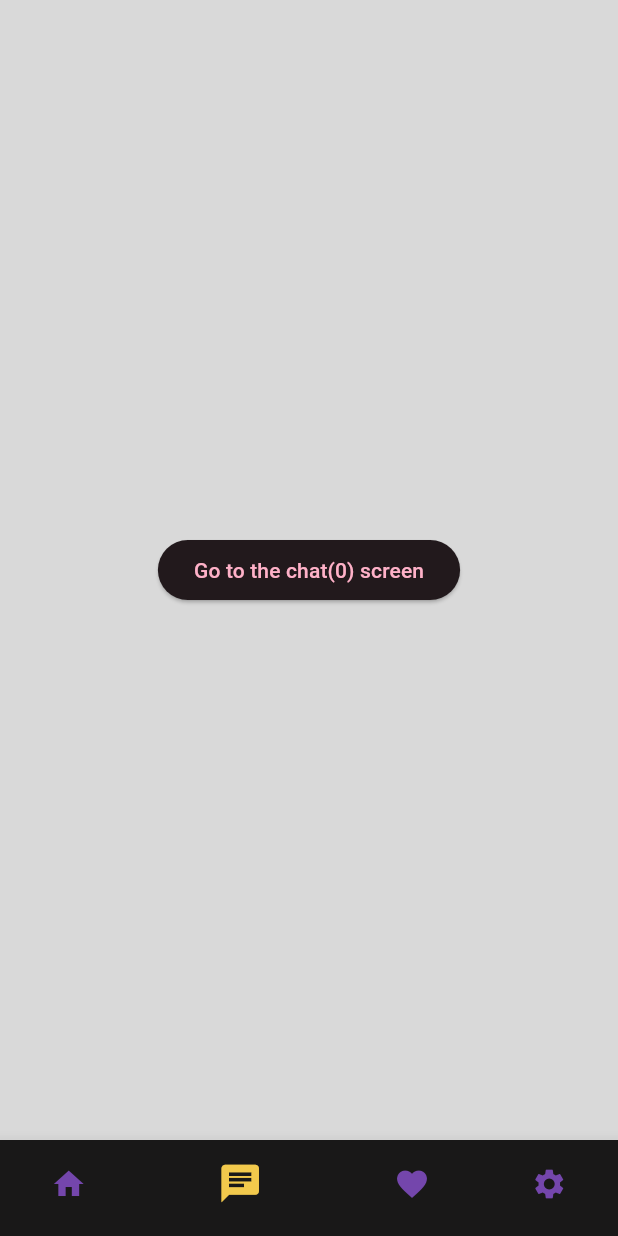
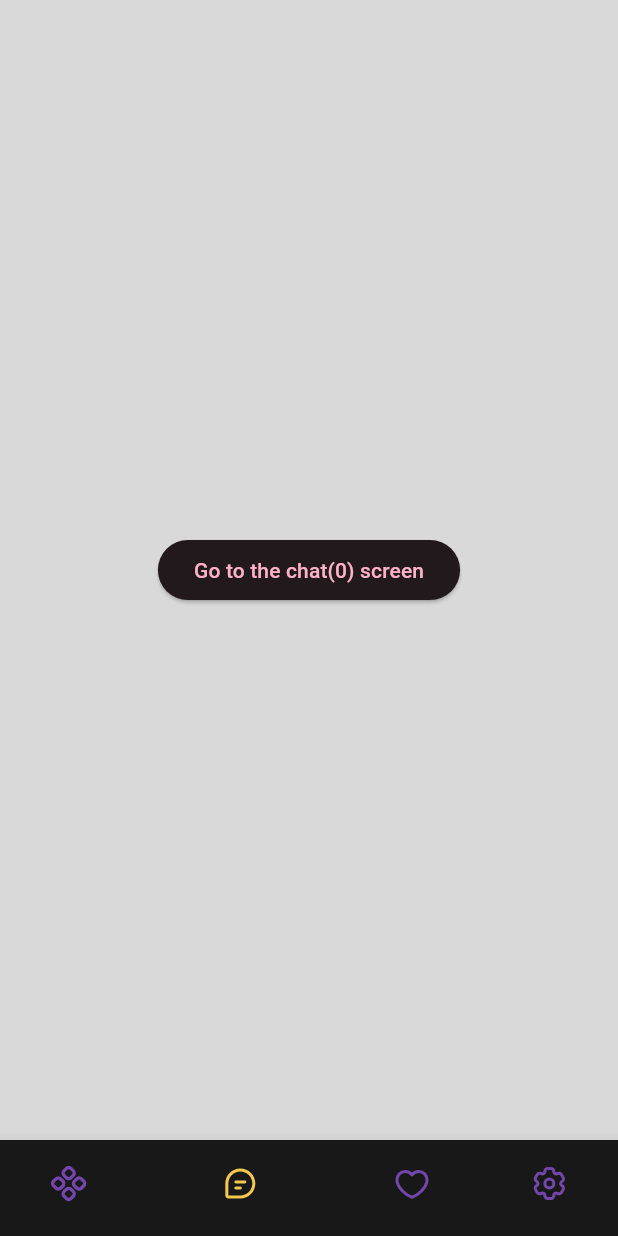
Before and after one commit to s4ysolutions/multiplatform-comparision, a Flutter app: the screen it shows after launch, on a phone screen of 412 x 824 dp. Run offline on Flutter 3.47's test engine with Material 3 defaults, Android fonts, the phone set to English and light mode, and no system bars; our stand-ins replace flutter_svg, go_router; generated files the repository leaves out were written again.

Commit message:
Add svg icons to bottom nav bar

```diff
--- a/flutter/lib/presentation/scaffolds/bottom_nav.dart
+++ b/flutter/lib/presentation/scaffolds/bottom_nav.dart
@@ -1,5 +1,6 @@
 import 'package:flutter/material.dart';
 import 'package:flutter_gen/gen_l10n/app_l10n.dart';
+import 'package:flutter_svg/flutter_svg.dart';
 import 'package:go_router/go_router.dart';
 
 class BottomNavScaffold extends StatelessWidget {
@@ -9,37 +10,61 @@ class BottomNavScaffold extends StatelessWidget {
   const BottomNavScaffold(
       {super.key, required this.child, required this.state});
 
+  static ColorFilter? itemColor(BuildContext context, int buttonIndex, int currentIndex) {
+    final color = currentIndex == buttonIndex
+        ? Theme.of(context).bottomNavigationBarTheme.selectedItemColor
+        : Theme.of(context).bottomNavigationBarTheme.unselectedItemColor;
+    return color != null ? ColorFilter.mode(color, BlendMode.srcIn) : null;
+  }
+
   @override
   Widget build(BuildContext context) {
     final l10n = AppLocalizations.of(context)!;
     final backgroundColor =
         Theme.of(context).bottomNavigationBarTheme.backgroundColor;
+    final currentIndex = state.uri.path == '/home'
+        ? 0
+        : state.uri.path == '/chats'
+            ? 1
+            : state.uri.path == '/favorites'
+                ? 2
+                : 3;
+
+
     return Scaffold(
       body: child,
       bottomNavigationBar: _bottom()
           ? BottomNavigationBar(
-              currentIndex: state.uri.path == '/home'
-                  ? 0
-                  : state.uri.path == '/chats'
-                      ? 1
-                      : state.uri.path == '/favorites'
-                          ? 2
-                          : 3,
+              currentIndex: currentIndex,
               items: [
                 BottomNavigationBarItem(
-                    icon: const Icon(Icons.home),
+                    icon: SvgPicture.asset('assets/images/bottombar/home.svg',
+                        width: 24,
+                        height: 24,
+                        colorFilter: itemColor(context, 0, currentIndex)),
                     label: l10n.homeLabel,
                     backgroundColor: backgroundColor),
                 BottomNavigationBarItem(
-                    icon: const Icon(Icons.chat),
+                    icon: SvgPicture.asset('assets/images/bottombar/chats.svg',
+                        width: 24,
+                        height: 24,
+                        colorFilter: itemColor(context, 1, currentIndex)),
                     label: l10n.chatsLabel,
                     backgroundColor: backgroundColor),
                 BottomNavigationBarItem(
-                    icon: const Icon(Icons.favorite),
+                    icon: SvgPicture.asset(
+                        'assets/images/bottombar/favorites.svg',
+                        width: 24,
+                        height: 24,
+                        colorFilter: itemColor(context, 2, currentIndex)),
                     label: l10n.favoritesLabel,
                     backgroundColor: backgroundColor),
                 BottomNavigationBarItem(
-                    icon: const Icon(Icons.settings),
+                    icon: SvgPicture.asset(
+                        'assets/images/bottombar/settings.svg',
+                        width: 24,
+                        height: 24,
+                        colorFilter: itemColor(context, 3, currentIndex)),
                     label: l10n.settingsLabel,
                     backgroundColor: backgroundColor),
               ],
--- a/flutter/pubspec.yaml
+++ b/flutter/pubspec.yaml
@@ -16,6 +16,7 @@ dependencies:
 
   flutter_localizations:
     sdk: flutter
+  flutter_svg: ^2.0.10+1
   go_router: ^14.3.0
   intl: any
 
@@ -27,3 +28,8 @@ dev_dependencies:
 flutter:
   uses-material-design: true
   generate: true
+  assets:
+    - assets/images/bottombar/home.svg
+    - assets/images/bottombar/chats.svg
+    - assets/images/bottombar/favorites.svg
+    - assets/images/bottombar/settings.svg
```
Also changed, not shown: flutter/assets/images/bottombar/chats.svg (added), flutter/assets/images/bottombar/favorites.svg (added), flutter/assets/images/bottombar/home.svg (added), flutter/assets/images/bottombar/settings.svg (added), flutter/pubspec.lock.
